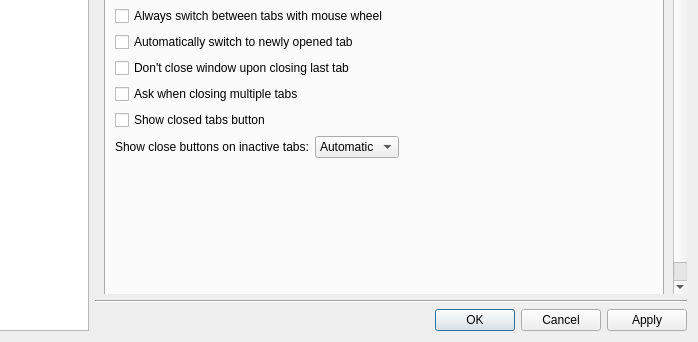
The window that src/lib/preferences/preferences.ui (cybik/falkon) describes before a commit, drawn with Qt 5; both pictures show x 142 to 840 and y 208 to 550 of the 840 by 550 pixel window.
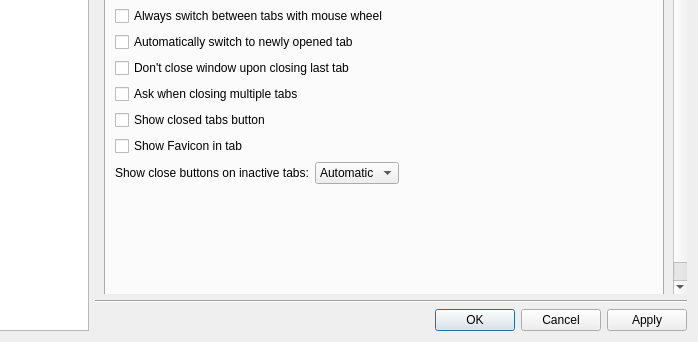
The same window after the commit. The open tabs and pages were chosen to show the change. Custom widgets are drawn as their Qt base class.

Patch:
```diff
--- a/src/lib/preferences/preferences.ui
+++ b/src/lib/preferences/preferences.ui
@@ -145,8 +145,8 @@
        <rect>
         <x>0</x>
         <y>0</y>
-        <width>582</width>
-        <height>476</height>
+        <width>581</width>
+        <height>536</height>
        </rect>
       </property>
       <layout class="QVBoxLayout" name="verticalLayout_4">
@@ -671,6 +671,13 @@
                  </property>
                 </widget>
                </item>
+               <item>
+                <widget class="QCheckBox" name="showFavicon">
+                 <property name="text">
+                  <string>Show Favicon in tab</string>
+                 </property>
+                </widget>
+               </item>
                <item>
                 <layout class="QHBoxLayout" name="horizontalLayout_21">
                  <item>
```
Left out of the diff: 6 changed lines with no effect on the pictures.
